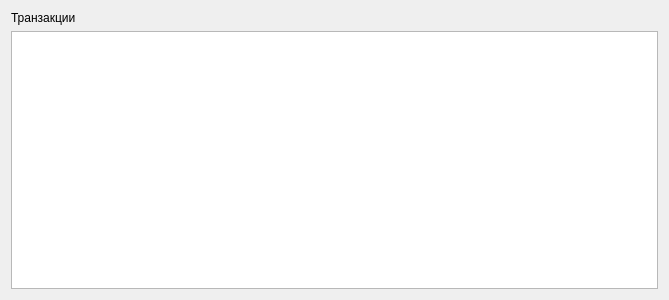
Qt form TransactionWindow.ui (ApkawaPopa/221_329_Minchakov_crypt_exam) before a commit.
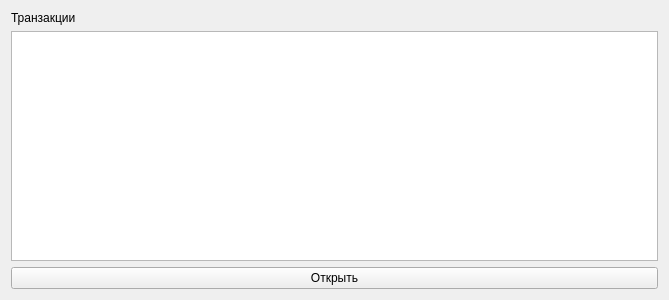
The same form after that commit.

```diff
--- a/TransactionWindow.ui
+++ b/TransactionWindow.ui
@@ -24,6 +24,13 @@
    <item>
     <widget class="QPlainTextEdit" name="txtTransactions"/>
    </item>
+   <item>
+    <widget class="QPushButton" name="btnOpenFile">
+     <property name="text">
+      <string>Открыть</string>
+     </property>
+    </widget>
+   </item>
   </layout>
  </widget>
  <resources/>
```
